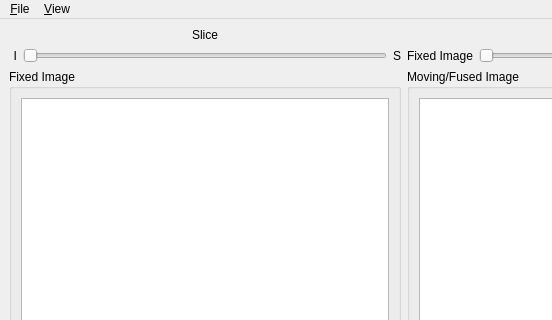
Qt form core/gui/fview/fviewMainWindow.ui (jefferis/cmtk) before a commit; both pictures show x 0 to 552 and y 0 to 320 of the 808 by 611 pixel window.
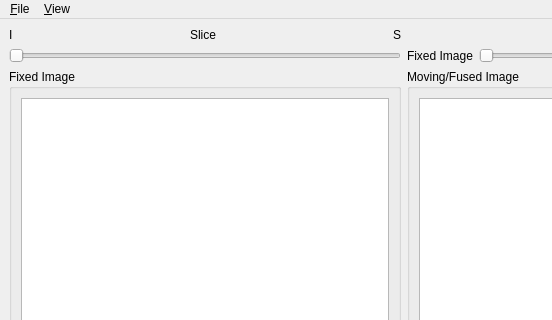
The same form after that commit.

Commit message: ADD: display slice index and direction labels

```diff
--- a/core/gui/fview/fviewMainWindow.ui
+++ b/core/gui/fview/fviewMainWindow.ui
@@ -94,22 +94,6 @@
         </property>
        </widget>
       </item>
-      <item row="0" column="0">
-       <widget class="QLabel" name="sliceLabel">
-        <property name="sizePolicy">
-         <sizepolicy hsizetype="Preferred" vsizetype="Preferred">
-          <horstretch>0</horstretch>
-          <verstretch>0</verstretch>
-         </sizepolicy>
-        </property>
-        <property name="text">
-         <string>Slice</string>
-        </property>
-        <property name="alignment">
-         <set>Qt::AlignCenter</set>
-        </property>
-       </widget>
-      </item>
       <item row="0" column="1">
        <widget class="QLabel" name="alphaLabel">
         <property name="sizePolicy">
@@ -126,46 +110,6 @@
         </property>
        </widget>
       </item>
-      <item row="1" column="0">
-       <layout class="QHBoxLayout" name="horizontalLayout_2">
-        <item>
-         <widget class="QLabel" name="labelSliceFrom">
-          <property name="minimumSize">
-           <size>
-            <width>8</width>
-            <height>0</height>
-           </size>
-          </property>
-          <property name="text">
-           <string>I</string>
-          </property>
-          <property name="alignment">
-           <set>Qt::AlignRight|Qt::AlignTrailing|Qt::AlignVCenter</set>
-          </property>
-         </widget>
-        </item>
-        <item>
-         <widget class="QSlider" name="sliceSlider">
-          <property name="orientation">
-           <enum>Qt::Horizontal</enum>
-          </property>
-         </widget>
-        </item>
-        <item>
-         <widget class="QLabel" name="labelSliceTo">
-          <property name="minimumSize">
-           <size>
-            <width>8</width>
-            <height>0</height>
-           </size>
-          </property>
-          <property name="text">
-           <string>S</string>
-          </property>
-         </widget>
-        </item>
-       </layout>
-      </item>
       <item row="1" column="1">
        <layout class="QHBoxLayout" name="horizontalLayout_3">
         <item>
@@ -191,6 +135,47 @@
         </item>
        </layout>
       </item>
+      <item row="1" column="0">
+       <widget class="QSlider" name="sliceSlider">
+        <property name="orientation">
+         <enum>Qt::Horizontal</enum>
+        </property>
+       </widget>
+      </item>
+      <item row="0" column="0">
+       <layout class="QHBoxLayout" name="horizontalLayout_2" stretch="0,1,0">
+        <item>
+         <widget class="QLabel" name="sliceLabelFrom">
+          <property name="text">
+           <string>I</string>
+          </property>
+         </widget>
+        </item>
+        <item>
+         <widget class="QLabel" name="sliceLabel">
+          <property name="sizePolicy">
+           <sizepolicy hsizetype="Preferred" vsizetype="Preferred">
+            <horstretch>0</horstretch>
+            <verstretch>0</verstretch>
+           </sizepolicy>
+          </property>
+          <property name="text">
+           <string>Slice</string>
+          </property>
+          <property name="alignment">
+           <set>Qt::AlignCenter</set>
+          </property>
+         </widget>
+        </item>
+        <item>
+         <widget class="QLabel" name="sliceLabelTo">
+          <property name="text">
+           <string>S</string>
+          </property>
+         </widget>
+        </item>
+       </layout>
+      </item>
      </layout>
     </item>
    </layout>
```
The commit also changes 1 other file.
